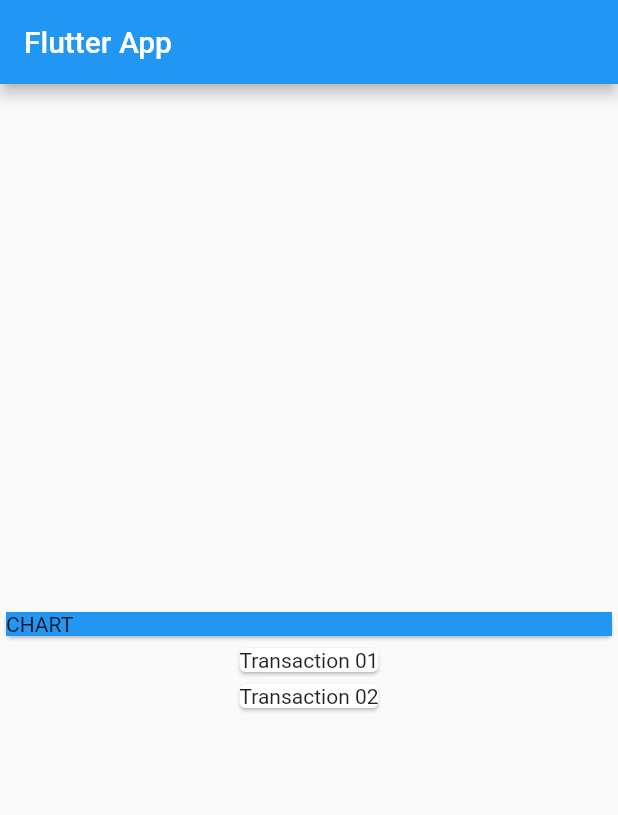
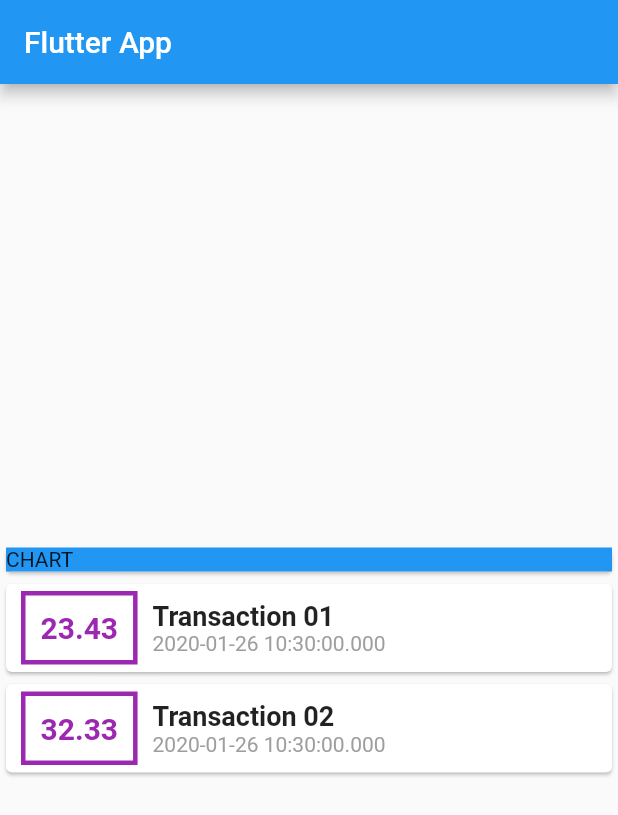
Before and after one commit to rehan-sattar/expenses-app-flutter, a Flutter app: the screen it shows after launch, on a phone screen of 412 x 824 dp. Shown: the top 815 px of the screen. Run offline on Flutter 3.47's test engine with Material 2 defaults, Android fonts, the phone set to English and light mode, and no system bars.

Commit message:
styles(transactions): add styles to transactions

```diff
--- a/lib/main.dart
+++ b/lib/main.dart
@@ -49,7 +49,48 @@ class MyHomePage extends StatelessWidget {
           Column(
             children: transactions.map((transaction) {
               return Card(
-                child: Text(transaction.title),
+                child: Row(
+                  children: <Widget>[
+                    Container(
+                      margin: EdgeInsets.symmetric(
+                        horizontal: 10,
+                        vertical: 5,
+                      ),
+                      decoration: BoxDecoration(
+                        border: Border.all(
+                          color: Colors.purple,
+                          width: 3,
+                        ),
+                      ),
+                      padding: EdgeInsets.all(10),
+                      child: Text(
+                        transaction.amount.toString(),
+                        style: TextStyle(
+                          fontWeight: FontWeight.bold,
+                          fontSize: 20,
+                          color: Colors.purple,
+                        ),
+                      ),
+                    ),
+                    Column(
+                      crossAxisAlignment: CrossAxisAlignment.start,
+                      mainAxisAlignment: MainAxisAlignment.spaceBetween,
+                      children: <Widget>[
+                        Text(
+                          transaction.title,
+                          style: TextStyle(
+                            fontWeight: FontWeight.bold,
+                            fontSize: 18,
+                          ),
+                        ),
+                        Text(
+                          transaction.date.toString(),
+                          style: TextStyle(color: Colors.grey),
+                        )
+                      ],
+                    )
+                  ],
+                ),
               );
             }).toList(),
           )
```
